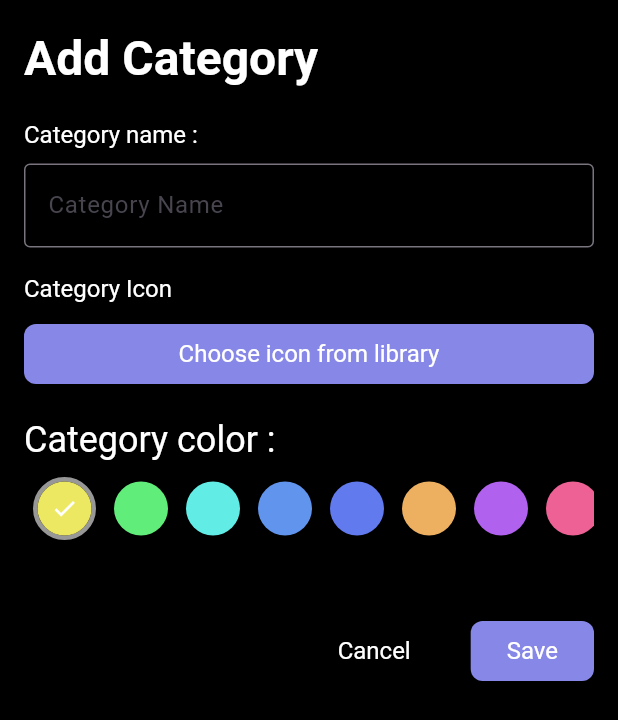
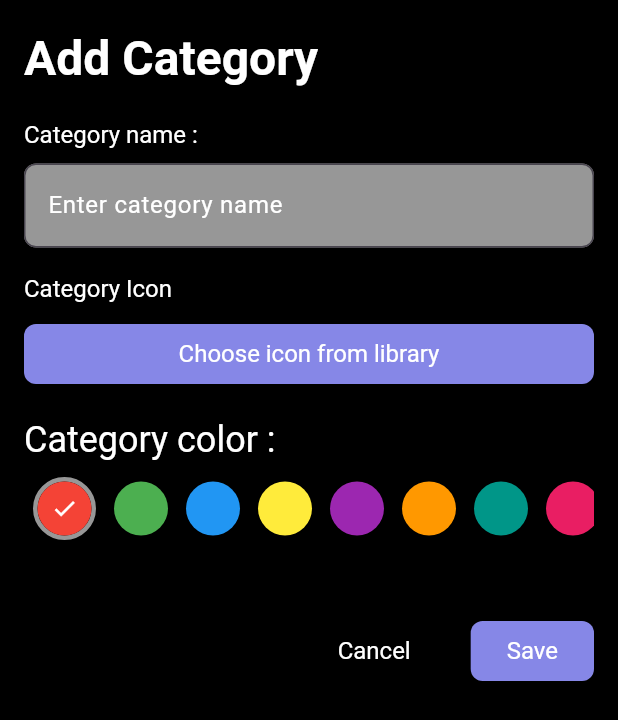
Before and after one commit to nguyenducmanh1N/UpTodo, a Flutter app: the AddCategoryScreen screen opened directly, on a phone screen of 412 x 824 dp. Shown: the top 720 px of the screen. Run offline on Flutter 3.47's test engine with Material 3 defaults, Android fonts, the phone set to English and light mode, and no system bars; our stand-ins replace formz, freezed_annotation, image_picker, shared_preferences; accounts and stored records are empty.

Commit message:
fix feature create category

```diff
--- a/lib/constants/shared_preferences.dart
+++ b/lib/constants/shared_preferences.dart
@@ -2,5 +2,4 @@ class SharedPreferencesKeys {
   static const String userKey = 'user';
   static const String tasksKey = 'tasks';
   static const String categoriesKey = 'categories';
-  static const String imagesKey = 'images';
 }
--- a/lib/models/task/task_dto.dart
+++ b/lib/models/task/task_dto.dart
@@ -1,5 +1,4 @@
 import 'package:freezed_annotation/freezed_annotation.dart';
-import '../category/category_dto.dart';
 
 part 'task_dto.freezed.dart';
 part 'task_dto.g.dart';
@@ -14,6 +13,7 @@ class TaskDTO with _$TaskDTO {
     required String time,
     required String categoryId,
     required String priority,
+    bool? isCompleted,
     @Default([]) List<TaskDTO> subtask,
   }) = _TaskDTO;
 
--- a/lib/models/user/user_dto.dart
+++ b/lib/models/user/user_dto.dart
@@ -1,6 +1,4 @@
 import 'package:freezed_annotation/freezed_annotation.dart';
-import '../task/task_dto.dart';
-import '../category/category_dto.dart';
 
 part 'user_dto.freezed.dart';
 part 'user_dto.g.dart';
@@ -10,10 +8,9 @@ class UserDTO with _$UserDTO {
   const factory UserDTO({
     required String id,
     required String email,
-    required String password,
     required String token,
-    @Default([]) List<TaskDTO> tasks,
-    @Default([]) List<CategoryDTO> categories,
+    required String username,
+    required String imageUrl,
   }) = _UserDTO;
 
   factory UserDTO.fromJson(Map<String, dynamic> json) => _$UserDTOFromJson(json);
--- a/lib/providers/auth_provider.dart
+++ b/lib/providers/auth_provider.dart
@@ -1,5 +1,4 @@
 import 'package:flutter/material.dart';
-import 'package:uptodo/models/category/category_dto.dart';
 import 'package:uptodo/models/user/user_dto.dart';
 
 enum AuthStatus {
--- a/lib/services/auth_service.dart
+++ b/lib/services/auth_service.dart
@@ -1,6 +1,4 @@
 import 'dart:math';
-
-import 'package:flutter/material.dart';
 import 'package:uptodo/models/user/user_dto.dart';
 
 class AuthService {
@@ -10,8 +8,9 @@ class AuthService {
       return UserDTO(
         id: '12345',
         email: username.trim(),
-        password: password,
         token: '123aaa',
+        username: 'User',
+        imageUrl: 'personal_image.png',
       );
     }
     return null;
--- a/lib/styles/app_color.dart
+++ b/lib/styles/app_color.dart
@@ -9,4 +9,20 @@ class AppColor {
   static const Color upToDoBorder = Color.fromRGBO(151, 151, 151, 1);
   static const Color upToDoKeyPrimary = Color.fromRGBO(255, 255, 255, 0.87);
   static const Color upToDoBgSecondary = Color.fromRGBO(54, 54, 54, 1);
+  static const Color upToDoBgPrimary = Color.fromRGBO(39, 39, 39, 1);
+
+  static const Color yeallow = Color(0xFFEDE861);
+  static const Color green = Color(0xFF61ED7A);
+  static const Color cyan = Color(0xFF61EDE6);
+  static const Color lightBlue = Color(0xFF6195ED);
+  static const Color blue = Color(0xFF617AED);
+  static const Color orange = Color(0xFFEDB061);
+  static const Color purple = Color(0xFFB061ED);
+  static const Color pink = Color(0xFFED6195);
+  static const Color red = Color(0xFFED6161);
+  static const Color mint = Color(0xFF61ED9E);
+  static const Color grey = Color(0xFF9E9E9E);
+  static const Color lightGrey = Color(0xFFBDBDBD);
+  static const Color darkGrey = Color(0xFF616161);
+  static const Color error = Color(0xFFB00020);
 }
--- a/lib/utils/color_utils.dart
+++ b/lib/utils/color_utils.dart
@@ -2,16 +2,18 @@ import 'package:flutter/material.dart';
 
 class ColorUtils {
   static final List<Color> categoryColors = [
-    Color(0xFFEDE861), // Yellow
-    Color(0xFF61ED7A), // Green
-    Color(0xFF61EDE6), // Cyan
-    Color(0xFF6195ED), // Light Blue
-    Color(0xFF617AED), // Blue
-    Color(0xFFEDB061), // Orange
-    Color(0xFFB061ED), // Purple
-    Color(0xFFED6195), // Pink
-    Color(0xFFED6161), // Red
-    Color(0xFF61ED9E), // Mint
+    Colors.red,
+    Colors.green,
+    Colors.blue,
+    Colors.yellow,
+    Colors.purple,
+    Colors.orange,
+    Colors.teal,
+    Colors.pink,
+    Colors.cyan,
+    Colors.lime,
+    Colors.indigo,
+    Colors.amber,
   ];
 
   static Color getColorFromIndex(int index) {
--- a/lib/widgets/addCategory/add_category_screen.dart
+++ b/lib/widgets/addCategory/add_category_screen.dart
@@ -12,7 +12,8 @@ import 'package:uptodo/services/images_storage_service.dart';
 import 'package:uptodo/styles/app_color.dart';
 import 'package:uptodo/styles/app_text_styles.dart';
 import 'package:uptodo/utils/color_utils.dart';
-import 'package:uptodo/widgets/addCategory/componets/category_color_widget.dart';
+import 'package:uptodo/widgets/addCategory/components/category_color_widget.dart';
+import 'package:uptodo/widgets/auth/components/custom_text_field.dart';
 
 class AddCategoryScreen extends StatefulWidget {
   const AddCategoryScreen({super.key});
@@ -30,6 +31,7 @@ class _AddCategoryScreenState extends State<AddCategoryScreen> {
   int _selectedColorIndex = 0;
   Color? _selectedColor;
   String _categoryName = '';
+  String? _categoryNameError;
   String? _iconPath;
 
   @override
@@ -39,17 +41,28 @@ class _AddCategoryScreenState extends State<AddCategoryScreen> {
     _selectedColor = ColorUtils.categoryColors[0];
   }
 
+  void _onCategoryNameChanged(String value) {
+    setState(() {
+      if (value.trim().isEmpty) {
+        _categoryNameError = 'Category name cannot be empty';
+        return;
+      }
+      _categoryNameError = null;
+      _categoryName = value;
+    });
+  }
+
   void _handleSaveCategory() async {
-    if (_categoryName.isEmpty || _selectedColor == null || _iconPath == null) {
+    if (_selectedColor == null || _iconPath == null) {
       ScaffoldMessenger.of(context).showSnackBar(
         const SnackBar(content: Text('Please enter all fields')),
       );
       return;
     }
     try {
-      final imageFile = XFile(_iconPath!);
-      final imageId = await _imagesStorageRepository.saveImage(imageFile);
-      if (imageId == null) {
+      final imageFile = File(_iconPath!);
+      final imageUrl = await _imagesStorageRepository.saveImage(imageFile);
+      if (imageUrl == null) {
         ScaffoldMessenger.of(context).showSnackBar(
           const SnackBar(content: Text('Failed to save image')),
         );
@@ -60,7 +73,7 @@ class _AddCategoryScreenState extends State<AddCategoryScreen> {
         id: DateTime.now().millisecondsSinceEpoch.toString(),
         name: _categoryName,
         color: _selectedColorIndex.toString(),
-        img: imageId,
+        img: imageUrl,
       );
 
       final userId = authProvider.currentUser?.id ?? '';
@@ -117,16 +130,11 @@ class _AddCategoryScreenState extends State<AddCategoryScreen> {
                   ),
                 ),
                 SizedBox(height: 8),
-                TextField(
-                  onChanged: (value) {
-                    setState(() {
-                      _categoryName = value;
-                    });
-                  },
-                  decoration: InputDecoration(
-                    labelText: 'Category Name',
-                    border: OutlineInputBorder(),
-                  ),
+                CustomTextField(
+                  onChanged: _onCategoryNameChanged,
+                  hintText: "Enter category name",
+                  obscureText: false,
+                  errorText: _categoryNameError,
                 ),
                 SizedBox(height: 16),
                 Text(
--- /dev/null
+++ b/lib/widgets/addCategory/components/category_color_widget.dart
@@ -0,0 +1,55 @@
+import 'package:flutter/material.dart';
+import 'package:uptodo/styles/app_color.dart';
+import 'package:uptodo/styles/app_text_styles.dart';
+
+class CategoryColorPicker extends StatelessWidget {
+  final List<Color> colors;
+  final Color? selectedColor;
+  final ValueChanged<Color> onColorSelected;
+
+  const CategoryColorPicker({
+    super.key,
+    required this.colors,
+    required this.onColorSelected,
+    this.selectedColor,
+  });
+
+  @override
+  Widget build(BuildContext context) {
+    return Column(
+      crossAxisAlignment: CrossAxisAlignment.start,
+      children: [
+        Text(
+          "Category color :",
+          style: AppTextStyles.displayMedium.copyWith(
+            color: AppColor.upToDoWhile,
+          ),
+        ),
+        const SizedBox(height: 8),
+        SingleChildScrollView(
+          scrollDirection: Axis.horizontal,
+          child: Row(
+            children: colors.map((color) {
+              final isSelected = color == selectedColor;
+              return GestureDetector(
+                onTap: () => onColorSelected(color),
+                child: Container(
+                  margin: const EdgeInsets.symmetric(horizontal: 6),
+                  decoration: BoxDecoration(
+                    shape: BoxShape.circle,
+                    border: isSelected ? Border.all(color: AppColor.upToDoBorder, width: 3) : null,
+                  ),
+                  child: CircleAvatar(
+                    backgroundColor: color,
+                    radius: 18,
+                    child: isSelected ? const Icon(Icons.check, color: AppColor.upToDoWhile, size: 18) : null,
+                  ),
+                ),
+              );
+            }).toList(),
+          ),
+        ),
+      ],
+    );
+  }
+}
```
Also changed, not shown: lib/repositories/images_storage_repository.dart (+4 -7 lines), lib/services/category_service.dart (+13 -2 lines), lib/services/images_storage_service.dart (+41 -22 lines), lib/widgets/addTask/components/categories_dialog.dart (+8 -46 lines), lib/models/category/category_dto.freezed.dart (added), lib/models/category/category_dto.g.dart (added), lib/models/task/task_dto.freezed.dart (added), lib/models/task/task_dto.g.dart (added), lib/models/user/user_dto.freezed.dart (added), lib/models/user/user_dto.g.dart (added).
